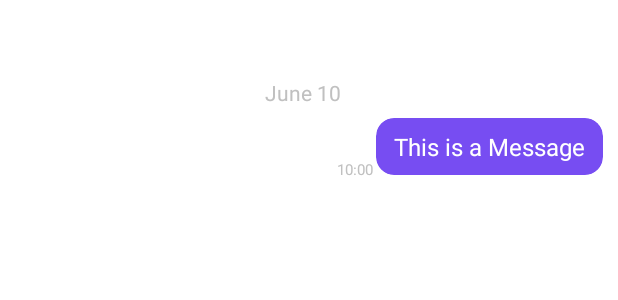
After one commit to waterrot/Gighub2.0, an Android app built with Jetpack Compose: the layout item_chat_me.xml on its own in the app's theme, with its tools: preview values and no code run, on a phone screen of 412 x 824 dp. The commit adds this screen. Shown: the top 300 px of the screen. Run offline under Robolectric (Android 15) with nearby library versions, the phone set to English and light mode, and no system bars.

Commit message:
made the beginning of the message page

```diff
--- /dev/null
+++ b/app/src/main/res/drawable/message_background.xml
@@ -0,0 +1,5 @@
+<!-- message_background.xml -->
+<shape xmlns:android="http://schemas.android.com/apk/res/android">
+    <solid android:color="#e5e5ea" />
+    <corners android:radius="4dp" />
+</shape>
--- /dev/null
+++ b/app/src/main/res/layout/item_chat_me.xml
@@ -0,0 +1,69 @@
+<?xml version="1.0" encoding="utf-8"?>
+<androidx.constraintlayout.widget.ConstraintLayout xmlns:android="http://schemas.android.com/apk/res/android"
+    xmlns:app="http://schemas.android.com/apk/res-auto"
+    android:layout_width="match_parent"
+    android:layout_height="wrap_content"
+    android:layout_marginEnd="8dp"
+    android:layout_marginTop="16dp">
+
+    <TextView
+        android:id="@+id/text_gchat_date_me"
+        android:layout_width="wrap_content"
+        android:layout_height="wrap_content"
+        android:layout_marginTop="32dp"
+        android:paddingStart="8dp"
+        android:paddingTop="4dp"
+        android:paddingEnd="8dp"
+        android:paddingBottom="4dp"
+        android:text="June 10"
+        android:textColor="#C0C0C0"
+        app:layout_constraintEnd_toEndOf="parent"
+        app:layout_constraintStart_toStartOf="parent"
+        app:layout_constraintTop_toTopOf="parent" />
+
+    <androidx.cardview.widget.CardView
+        android:id="@+id/card_gchat_message_me"
+        android:layout_width="wrap_content"
+        android:layout_height="wrap_content"
+        app:cardBackgroundColor="#774df2"
+        app:cardCornerRadius="12dp"
+        app:cardElevation="0dp"
+        app:cardPreventCornerOverlap="false"
+        app:cardUseCompatPadding="true"
+        app:layout_constraintEnd_toEndOf="parent"
+        app:layout_constraintTop_toBottomOf="@id/text_gchat_date_me">
+
+        <LinearLayout
+            android:id="@+id/layout_gchat_container_me"
+            android:layout_width="wrap_content"
+            android:layout_height="wrap_content"
+            android:orientation="vertical">
+
+            <TextView
+                android:id="@+id/text_gchat_message_me"
+                android:layout_width="wrap_content"
+                android:layout_height="wrap_content"
+                android:layout_marginBottom="8dp"
+                android:maxWidth="260dp"
+                android:paddingLeft="12dp"
+                android:paddingTop="8dp"
+                android:paddingRight="12dp"
+                android:text="This is a Message"
+                android:textColor="#ffffff"
+                android:textSize="16sp" />
+        </LinearLayout>
+
+    </androidx.cardview.widget.CardView>
+
+    <TextView
+        android:id="@+id/text_gchat_timestamp_me"
+        android:layout_width="wrap_content"
+        android:layout_height="wrap_content"
+        android:text="10:00"
+        android:textColor="#C0C0C0"
+        android:textSize="10sp"
+        app:layout_constraintBottom_toBottomOf="@+id/card_gchat_message_me"
+        app:layout_constraintEnd_toStartOf="@+id/card_gchat_message_me" />
+
+
+</androidx.constraintlayout.widget.ConstraintLayout>
```
Also changed, not shown: app/src/main/java/com/example/gighub/ChatActivity.kt (+30 -36 lines), app/src/main/java/com/example/gighub/MainActivity.kt (+9 -0 lines), app/src/main/java/com/example/gighub/MessageAdapter.kt (added, +25 -0 lines), app/src/main/res/layout/activity_main.xml (+15 -2 lines), app/src/main/res/layout/item_chat_other.xml (added, +69 -0 lines), app/src/main/res/layout/message_list_activity.xml (added, +84 -0 lines).
